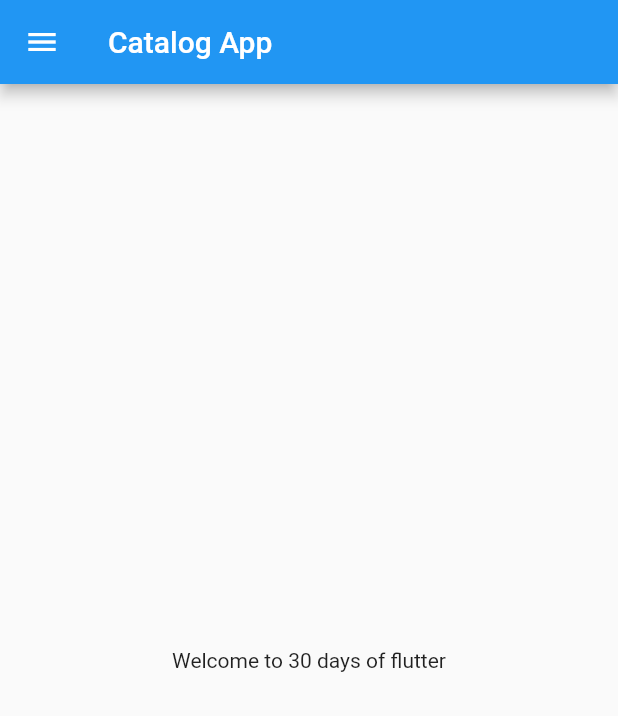
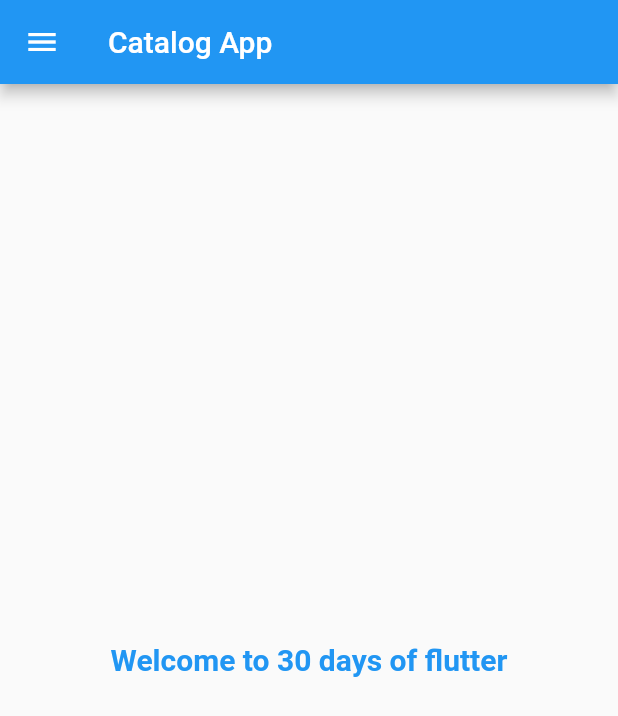
Before and after one commit to Sahani44/PracticeFlutterApp, a Flutter app: the screen it shows after launch, on a phone screen of 412 x 824 dp. Shown: the top 716 px of the screen. Run offline on Flutter 3.47's test engine with Material 2 defaults, Android fonts, the phone set to English and light mode, and no system bars.

Commit message:
Added New Page

```diff
--- a/lib/main.dart
+++ b/lib/main.dart
@@ -1,6 +1,7 @@
 import 'package:flutter/material.dart';
 
-import 'home_page.dart';
+import 'pages/home_page.dart';
+import 'pages/login_page.dart';
 
 void main() {
   runApp(MyApp());
@@ -19,7 +20,19 @@ class MyApp extends StatelessWidget {
     const pi = 3.14;
     const a = "Hello"; // const can be assingned any value which would remain constant(can not be changed)
     return MaterialApp(
-      home: HomePage(),
+      //home: HomePage(),
+      themeMode: ThemeMode.light,//or ThemeMode.dark for dark.
+      theme: ThemeData(
+        primarySwatch: Colors.blue,
+      ),
+      darkTheme: ThemeData(
+        brightness: Brightness.dark,
+      ),
+      initialRoute: "/home",
+      routes: {
+        "/" : (context) => LoginPage(),
+        "/home" : (context) => HomePage(),
+      },
     );
   }
 }
--- a/lib/home_page.dart
+++ b/lib/pages/home_page.dart
@@ -13,7 +13,13 @@ class HomePage extends StatelessWidget {
         ),
         body: Center(
           child: Container(
-            child: Text("Welcome to $day days of $name"),
+            child: Text("Welcome to $day days of $name",
+            style: TextStyle(
+              fontSize: 20,
+              color: Colors.blue,
+              fontWeight: FontWeight.bold,
+            ),
+            ),
           ),
         ),
         drawer: Drawer(),
```
Also changed, not shown: lib/pages/login_page.dart (added, +21 -0 lines).
